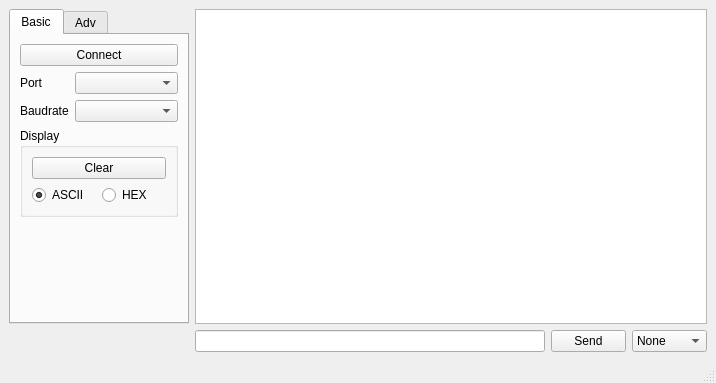
Above: SerialMonitor.ui from Lilweavs/serial-plotter before the change. Below: the same form after it.
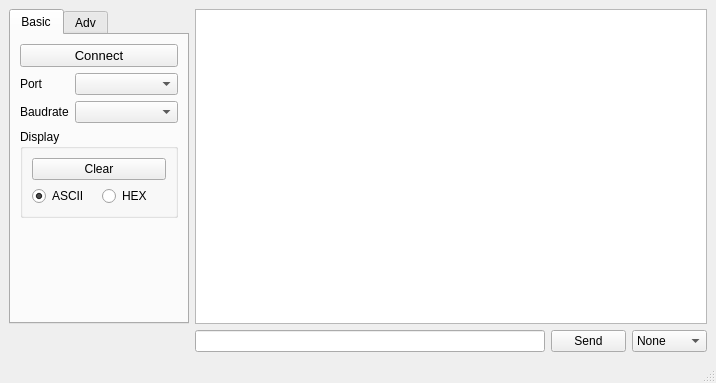
That is the form after the change.

Patch:
```diff
--- a/SerialMonitor.ui
+++ b/SerialMonitor.ui
@@ -66,6 +66,12 @@
          <layout class="QVBoxLayout" name="verticalLayout_6">
           <item>
            <widget class="QPushButton" name="buttonConnect">
+            <property name="font">
+             <font>
+              <family>MS Sans Serif</family>
+              <pointsize>10</pointsize>
+             </font>
+            </property>
             <property name="text">
              <string>Connect</string>
             </property>
```
Left out of the diff: 6 changed lines with no effect on the pictures.
